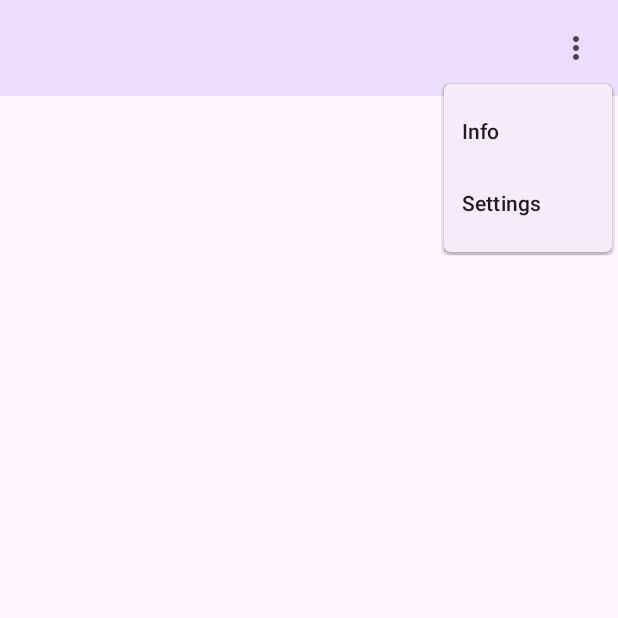
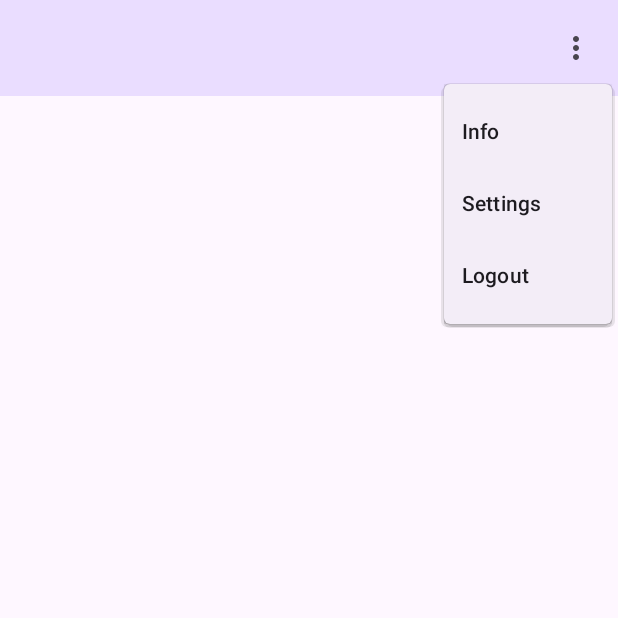
Before and after one commit to xtinabru/QuoteKa, an Android app built with Jetpack Compose: the composable TopAppBar called with empty values, after a tap on "Open submenu", on a phone screen of 412 x 824 dp, the top half of it. Run offline under Robolectric (Android 15) with nearby library versions, the phone set to English and light mode, and no system bars.

Commit message:
feat: Add logout with confirmation dialog

```diff
--- a/app/src/main/java/com/example/quotekaapplication/ui/theme/composables/ScaffoldApp.kt
+++ b/app/src/main/java/com/example/quotekaapplication/ui/theme/composables/ScaffoldApp.kt
@@ -30,7 +30,9 @@ fun ScaffoldApp() {
         topBar = {
 
             if (isAuthenticated) { // show if is logged in
-                TopAppBar(title = "Main Screen", navController = navController)
+                TopAppBar(title = "Main Screen",
+                    navController = navController,
+                    authViewModel = authViewModel )
             }
         },
         content = { paddingValues -> // paddings btwn elements
--- a/app/src/main/java/com/example/quotekaapplication/ui/theme/composables/TopAppBar.kt
+++ b/app/src/main/java/com/example/quotekaapplication/ui/theme/composables/TopAppBar.kt
@@ -1,6 +1,8 @@
 import androidx.compose.material.icons.Icons
-import androidx.compose.material.icons.filled.Menu
+
 import androidx.compose.material.icons.filled.MoreVert
+import androidx.compose.material3.AlertDialog
+import androidx.compose.material3.Button
 import androidx.compose.material3.DropdownMenu
 import androidx.compose.material3.DropdownMenuItem
 import androidx.compose.material3.ExperimentalMaterial3Api
@@ -17,10 +19,13 @@ import androidx.compose.runtime.remember
 import androidx.compose.runtime.setValue
 import androidx.navigation.NavController
 
+
 @OptIn(ExperimentalMaterial3Api::class)
 @Composable
-fun TopAppBar(title: String, navController: NavController) {
+fun TopAppBar(title: String, navController: NavController, authViewModel: AuthViewModel) {
     var expanded by remember { mutableStateOf(false) }
+    var showLogoutConfirmation by remember { mutableStateOf(false) }
+
     TopAppBar(
         colors = TopAppBarDefaults.topAppBarColors(
             containerColor = MaterialTheme.colorScheme.primaryContainer,
@@ -54,7 +59,38 @@ fun TopAppBar(title: String, navController: NavController) {
                         navController.navigate("settings")
                     }
                 )
+                DropdownMenuItem(
+                    text = { Text("Logout") },
+                    onClick = {
+                        expanded = false
+                        showLogoutConfirmation = true // Показать диалог подтверждения
+                    }
+                )
             }
         },
     )
+
+    // Диалоговое окно для подтверждения выхода
+    if (showLogoutConfirmation) {
+        AlertDialog(
+            onDismissRequest = { showLogoutConfirmation = false },
+            title = { Text("Confirm Logout") },
+            text = { Text("Are you sure you want to log out?") },
+            confirmButton = {
+                Button(
+                    onClick = {
+                        authViewModel.logout() // Логаут
+                        navController.navigate("onboarding") // Перенаправление на экран онбординга
+                    }
+                ) {
+                    Text("Yes")
+                }
+            },
+            dismissButton = {
+                Button(onClick = { showLogoutConfirmation = false }) {
+                    Text("No")
+                }
+            }
+        )
+    }
 }
--- a/app/src/main/java/com/example/quotekaapplication/ui/theme/screens/OnBoardingScreen.kt
+++ b/app/src/main/java/com/example/quotekaapplication/ui/theme/screens/OnBoardingScreen.kt
@@ -19,11 +19,11 @@ import com.example.quotekaapplication.ui.theme.composables.OnBoardingSlide
 
 @Composable
 fun OnBoardingScreen(navController: NavController) {
-    val pagerState = rememberPagerState(pageCount = { 4 })
+    val pagerState = rememberPagerState(pageCount = { 3 })
 
     // Данные для слайдов
     val onBoardingData = listOf(
-        OnBoardingData("Welcome to Quoteca", "Explore the best quotes", R.drawable.image1),
+        OnBoardingData("Welcome to QuoteKa", "Explore the best quotes", R.drawable.image1),
         OnBoardingData("Find Your Inspiration", "Discover new motivational quotes", R.drawable.image2),
         OnBoardingData("Share With Friends", "Share your favorite quotes with others", R.drawable.image3),
 
```
